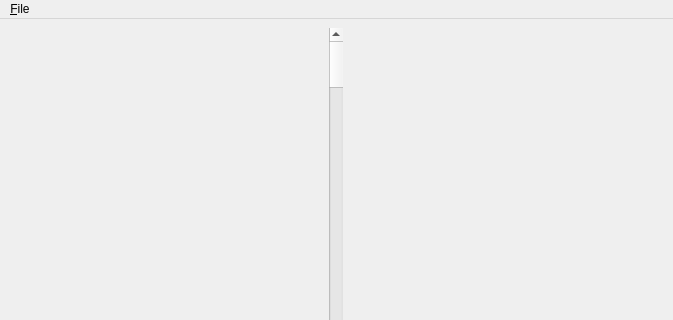
PetterS/sexton, file hexeditor.ui: the form before one commit; both pictures show x 0 to 673 and y 0 to 320 of the 673 by 585 pixel window.
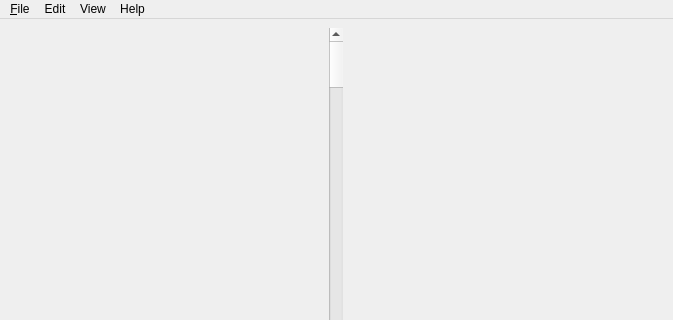
The form after the commit.

Commit message: Icon and menu.

Diff of the .ui file:
```diff
--- a/hexeditor.ui
+++ b/hexeditor.ui
@@ -48,7 +48,30 @@
     </property>
     <addaction name="actionOpen"/>
    </widget>
+   <widget class="QMenu" name="menuEdit">
+    <property name="title">
+     <string>Edit</string>
+    </property>
+    <addaction name="actionCopy"/>
+    <addaction name="separator"/>
+    <addaction name="actionFind_Replace"/>
+   </widget>
+   <widget class="QMenu" name="menuHelp">
+    <property name="title">
+     <string>Help</string>
+    </property>
+    <addaction name="actionAbout"/>
+   </widget>
+   <widget class="QMenu" name="menuView">
+    <property name="title">
+     <string>View</string>
+    </property>
+    <addaction name="actionData_Types"/>
+   </widget>
    <addaction name="menuFile"/>
+   <addaction name="menuEdit"/>
+   <addaction name="menuView"/>
+   <addaction name="menuHelp"/>
   </widget>
   <widget class="QStatusBar" name="statusbar"/>
   <action name="actionOpen">
```
Left out of the diff: 25 changed lines with no effect on the pictures. The commit also changes 2 other files.
